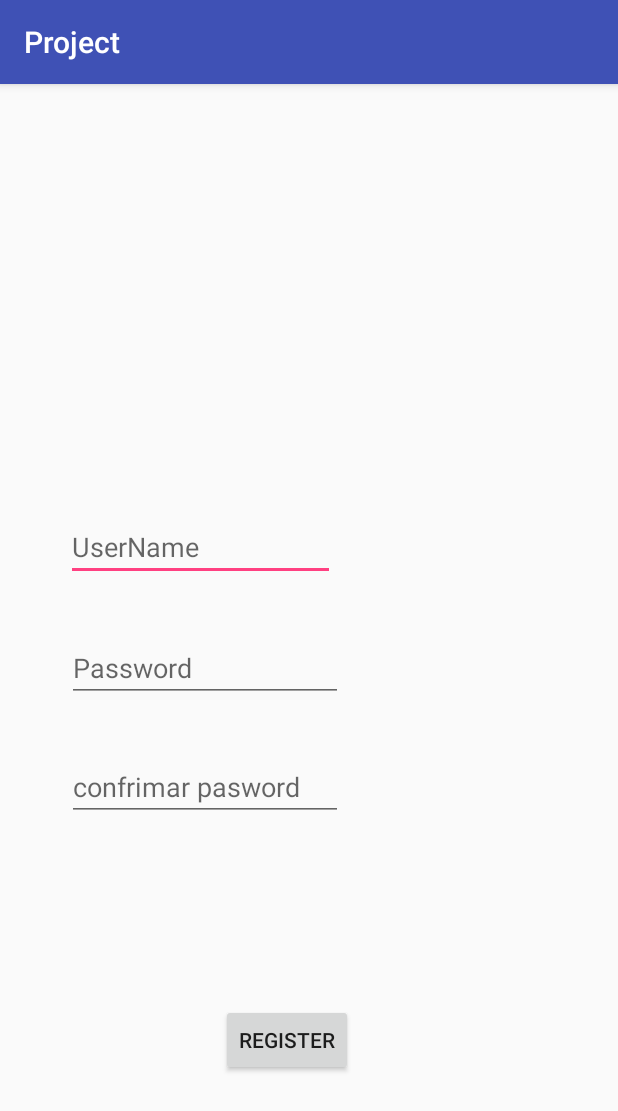
After one commit to JohnnHidalgo/Coffee-Store, an Android app: the AddPersonalActivity screen opened directly, with no data from a screen before it, on a phone screen of 412 x 824 dp. The commit adds this screen. Shown: the top 1111 px of the screen. Run offline under Robolectric (Android 15) with nearby library versions, the phone set to English and light mode, and no system bars.

Commit message:
Create Cliente Class and end Personal Activity

```diff
--- a/app/src/main/AndroidManifest.xml
+++ b/app/src/main/AndroidManifest.xml
@@ -30,8 +30,9 @@
             android:name=".login.RegisterActivity"
             android:theme="@style/Theme.AppCompat.Light.NoActionBar" />
         <activity
-            android:name=".Admin.modules.PersonalActivity"
-            android:label="@string/title_activity_personal"></activity>
+            android:name=".Admin.modules.Personal.PersonalActivity"
+            android:label="@string/title_activity_personal" />
+        <activity android:name=".Admin.modules.Personal.AddPersonalActivity"></activity>
     </application>
 
 </manifest>
--- a/app/src/main/java/com/example/johnnhidalgo/project/Admin/MenuAdminActivity.java
+++ b/app/src/main/java/com/example/johnnhidalgo/project/Admin/MenuAdminActivity.java
@@ -7,7 +7,7 @@ import android.os.Bundle;
 import android.view.View;
 import android.widget.Button;
 
-import com.example.johnnhidalgo.project.Admin.modules.PersonalActivity;
+import com.example.johnnhidalgo.project.Admin.modules.Personal.PersonalActivity;
 import com.example.johnnhidalgo.project.R;
 
 public class MenuAdminActivity extends AppCompatActivity {
--- /dev/null
+++ b/app/src/main/java/com/example/johnnhidalgo/project/Admin/modules/Personal/AddPersonalActivity.java
@@ -0,0 +1,86 @@
+package com.example.johnnhidalgo.project.Admin.modules.Personal;
+
+import android.support.v7.app.AppCompatActivity;
+import android.os.Bundle;
+import android.view.View;
+import android.widget.Button;
+import android.widget.EditText;
+import android.widget.Toast;
+
+import com.example.johnnhidalgo.project.Database.DatabaseHelper;
+import com.example.johnnhidalgo.project.R;
+import com.example.johnnhidalgo.project.helpers.InputValidation;
+import com.example.johnnhidalgo.project.login.RegisterActivity;
+import com.example.johnnhidalgo.project.modelos.User;
+
+public class AddPersonalActivity extends AppCompatActivity {
+
+    private final AppCompatActivity activity = AddPersonalActivity.this;
+    DatabaseHelper db;
+    EditText username, password, cpassword;
+    Button register;
+    InputValidation inputValidation;
+    User user;
+
+
+    @Override
+    protected void onCreate(Bundle savedInstanceState) {
+        super.onCreate(savedInstanceState);
+        setContentView(R.layout.activity_add_personal);
+
+        db = new DatabaseHelper(activity);
+        inputValidation = new InputValidation(activity);
+        user = new User();
+        username= (EditText)findViewById(R.id.username);
+        password = (EditText)findViewById(R.id.password);
+        cpassword = (EditText)findViewById(R.id.cpassword);
+        register = (Button)findViewById(R.id.register);
+
+
+        register.setOnClickListener(new View.OnClickListener() {
+            @Override
+            public void onClick(View v) {
+                String  usernametxt, passwordtxt, cpasswordtxt;
+                usernametxt = username.getText().toString();
+                passwordtxt= password.getText().toString();
+                cpasswordtxt= cpassword.getText().toString();
+
+                if (usernametxt.equals("")||passwordtxt.equals("")||cpasswordtxt.equals("")){
+                    Toast.makeText(getApplicationContext(), "Espacios vacíos", Toast.LENGTH_SHORT).show();
+                }
+                else{
+                    if(passwordtxt.equals(cpasswordtxt)){
+                        if (!db.checkUser(usernametxt)) {
+
+                            user.setUserName(usernametxt);
+                            user.setUserPass(passwordtxt);
+
+                            db.addUser(user);
+
+
+                            Toast.makeText(getApplicationContext(),"Registro Correcto!",Toast.LENGTH_SHORT).show();
+                            emptyInputEditText();
+
+
+                        } else {
+                            Toast.makeText(getApplicationContext(),"Registro Incorrecto!",Toast.LENGTH_SHORT).show();
+                        }
+                    }
+                    else{
+                        Toast.makeText(getApplicationContext(),"Passwords distintos", Toast.LENGTH_SHORT).show();
+                    }
+                }
+
+            }
+        });
+    }
+
+    private void emptyInputEditText() {
+        username.setText(null);
+        password.setText(null);
+        cpassword.setText(null);
+    }
+
+
+
+}
--- /dev/null
+++ b/app/src/main/res/layout/activity_add_personal.xml
@@ -0,0 +1,71 @@
+<?xml version="1.0" encoding="utf-8"?>
+<android.support.constraint.ConstraintLayout xmlns:android="http://schemas.android.com/apk/res/android"
+    xmlns:app="http://schemas.android.com/apk/res-auto"
+    xmlns:tools="http://schemas.android.com/tools"
+    android:layout_width="match_parent"
+    android:layout_height="match_parent"
+    tools:context=".Admin.modules.Personal.AddPersonalActivity">
+    <EditText
+        android:id="@+id/username"
+        android:layout_width="179dp"
+        android:layout_height="44dp"
+        android:hint="UserName"
+        android:maxLines="1"
+        app:layout_constraintBottom_toBottomOf="parent"
+        app:layout_constraintHorizontal_bias="0.19"
+        app:layout_constraintLeft_toLeftOf="parent"
+        app:layout_constraintRight_toRightOf="parent"
+        app:layout_constraintTop_toTopOf="parent"
+        app:layout_constraintVertical_bias="0.397" />
+
+    <EditText
+        android:id="@+id/password"
+        android:layout_width="184dp"
+        android:layout_height="wrap_content"
+        android:layout_marginTop="8dp"
+        android:hint="Password"
+        android:maxLines="1"
+        android:inputType="textPassword"
+        app:layout_constraintBottom_toBottomOf="parent"
+        app:layout_constraintHorizontal_bias="0.195"
+        app:layout_constraintLeft_toLeftOf="parent"
+        app:layout_constraintRight_toRightOf="parent"
+        app:layout_constraintTop_toBottomOf="@+id/username"
+        app:layout_constraintVertical_bias="0.072" />
+
+
+    <EditText
+        android:id="@+id/cpassword"
+        android:layout_width="184dp"
+        android:layout_height="wrap_content"
+        android:layout_marginTop="8dp"
+        android:hint="confrimar pasword"
+        android:maxLines="1"
+        android:inputType="textPassword"
+        app:layout_constraintBottom_toBottomOf="parent"
+        app:layout_constraintHorizontal_bias="0.195"
+        app:layout_constraintLeft_toLeftOf="parent"
+        app:layout_constraintRight_toRightOf="parent"
+        app:layout_constraintTop_toBottomOf="@+id/password"
+        app:layout_constraintVertical_bias="0.085" />
+
+    <Button
+        android:id="@+id/register"
+        android:layout_width="wrap_content"
+        android:layout_height="wrap_content"
+        android:layout_marginBottom="8dp"
+        android:layout_marginEnd="8dp"
+        android:layout_marginLeft="8dp"
+        android:layout_marginRight="8dp"
+        android:layout_marginStart="8dp"
+        android:layout_marginTop="8dp"
+        android:text="Register"
+        app:layout_constraintBottom_toBottomOf="parent"
+        app:layout_constraintEnd_toEndOf="parent"
+        app:layout_constraintHorizontal_bias="0.453"
+        app:layout_constraintStart_toStartOf="parent"
+        app:layout_constraintTop_toTopOf="parent"
+        app:layout_constraintVertical_bias="0.86" />
+
+
+</android.support.constraint.ConstraintLayout>
```
Also changed, not shown: app/src/main/java/com/example/johnnhidalgo/project/Admin/modules/Personal/PersonalActivity.java (renamed from app/src/main/java/com/example/johnnhidalgo/project/Admin/modules/PersonalActivity.java, +16 -13 lines), app/src/main/java/com/example/johnnhidalgo/project/modelos/Cliente.java (added, +42 -0 lines), app/src/main/res/layout/activity_personal.xml (+20 -1 lines).
